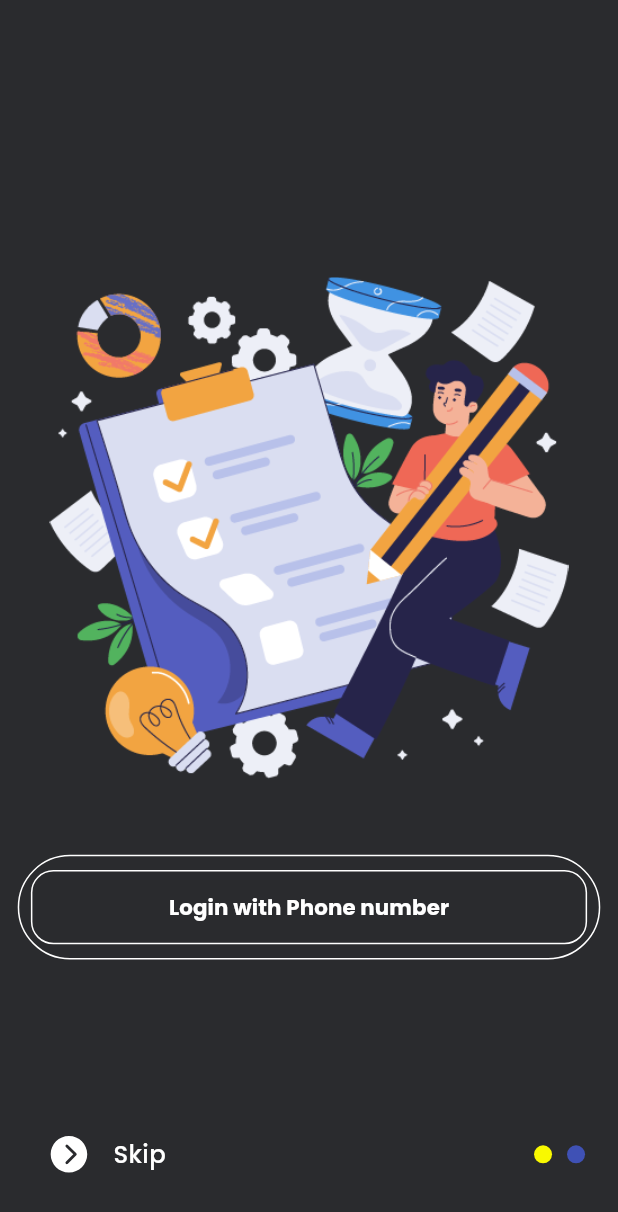
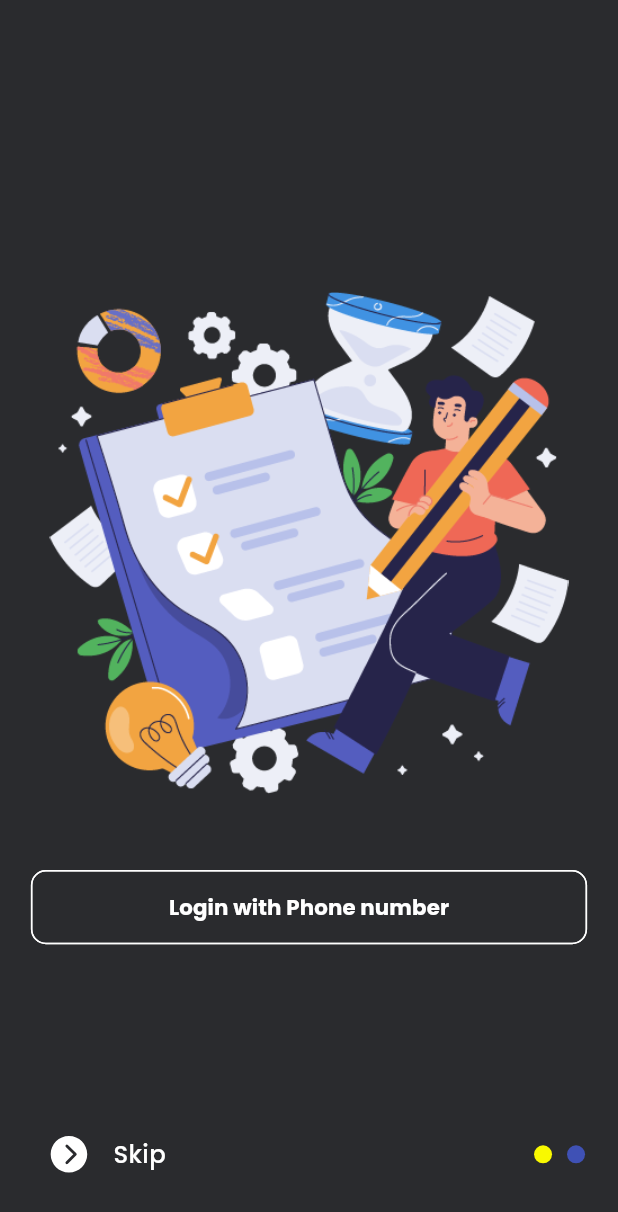
Before and after one commit to BabishShrestha/todo_bloc, a Flutter app: the OnBoarding screen opened directly, swiped to page 2, on a phone screen of 412 x 824 dp. Shown: the top 1212 px of the screen. Run offline on Flutter 3.47's test engine with Material 2 defaults, Android fonts, the phone set to English and light mode, and no system bars; drawn by our look-alikes of dynamic_color, smooth_page_indicator; our stand-ins replace country_picker, flutter_screenutil, flutter_vector_icons, google_fonts, hooks_riverpod, ionicons and 3 more; accounts and stored records are empty; generated files the repository leaves out were written again.

Commit message:
add: created todo provider for crud operations, and dynamic colors

```diff
--- a/lib/core/utils/constants.dart
+++ b/lib/core/utils/constants.dart
@@ -2,8 +2,16 @@ import 'package:flutter/material.dart';
 import 'package:flutter_screenutil/flutter_screenutil.dart';
 
 class AppConst {
+  AppConst._();
+  static List<Color> colors = const [
+    Color.fromARGB(255, 152, 0, 155),
+    Color(0xffd80000),
+    Color(0xff027eb5),
+    Color(0xff20a31E),
+    Color(0xfff9f900),
+    Color.fromARGB(255, 106, 255, 0)
+  ];
 
-  AppConst._();
   static const Color kBkDark = Color(0xff2a2b2e);
   static const Color kLight = Color(0xffFFFFFF);
   static const Color kRed = Color(0xffd80000);
@@ -24,9 +32,8 @@ class AppConst {
   static const String notification = "assets/images/notification.png";
   static const String bell = "assets/images/bell.png";
 
-
   ///Onboarding Text
   static const String onBoardingTitle = '"ToDo with Riverpod"';
-  static const String onBoardingSubtitle = "Welcome to a simple TODO app built with Riverpod. Lets finish those tasks, shall we?";
-
+  static const String onBoardingSubtitle =
+      "Welcome to a simple TODO app built with Riverpod. Lets finish those tasks, shall we?";
 }
--- a/lib/core/widgets/custom_otn_btn.dart
+++ b/lib/core/widgets/custom_otn_btn.dart
@@ -1,5 +1,4 @@
 import 'package:flutter/material.dart';
-import 'package:flutter_screenutil/flutter_screenutil.dart';
 import 'package:todo_riverpod/core/widgets/app_style.dart';
 import 'package:todo_riverpod/core/widgets/reusable_text.dart';
 
@@ -30,7 +29,10 @@ class CustomOutlineButton extends StatelessWidget {
   Widget build(BuildContext context) {
     return OutlinedButton(
       style: OutlinedButton.styleFrom(
-        padding: EdgeInsets.symmetric(horizontal: 8.w, vertical: 10.h),
+        padding: EdgeInsets.zero,
+        shape: RoundedRectangleBorder(
+          borderRadius: BorderRadius.circular(10),
+        ),
       ),
       onPressed: onPressed,
       child: Container(
@@ -39,7 +41,7 @@ class CustomOutlineButton extends StatelessWidget {
         // padding: const EdgeInsets.symmetric(horizontal: 20, vertical: 10),
         decoration: BoxDecoration(
           color: bgColor,
-          borderRadius: const BorderRadius.all(Radius.circular(15)),
+          borderRadius: const BorderRadius.all(Radius.circular(10)),
           border: Border.all(color: borderColor, width: 1),
         ),
         child: Center(
--- a/lib/features/todo/controllers/xpansion_provider.dart
+++ b/lib/features/todo/controllers/xpansion_provider.dart
@@ -17,7 +17,7 @@ class XpansionState extends _$XpansionState {
 @riverpod
 class XpansionState0 extends _$XpansionState0 {
   @override
-  build() {
+  bool build() {
     return false;
   }
 
```
Also changed, not shown: lib/features/todo/controllers/todo/todo_provider.dart (added, +95 -0 lines), lib/features/todo/controllers/todo/todo_provider.g.dart (added), lib/features/todo/controllers/xpansion_provider.g.dart.
